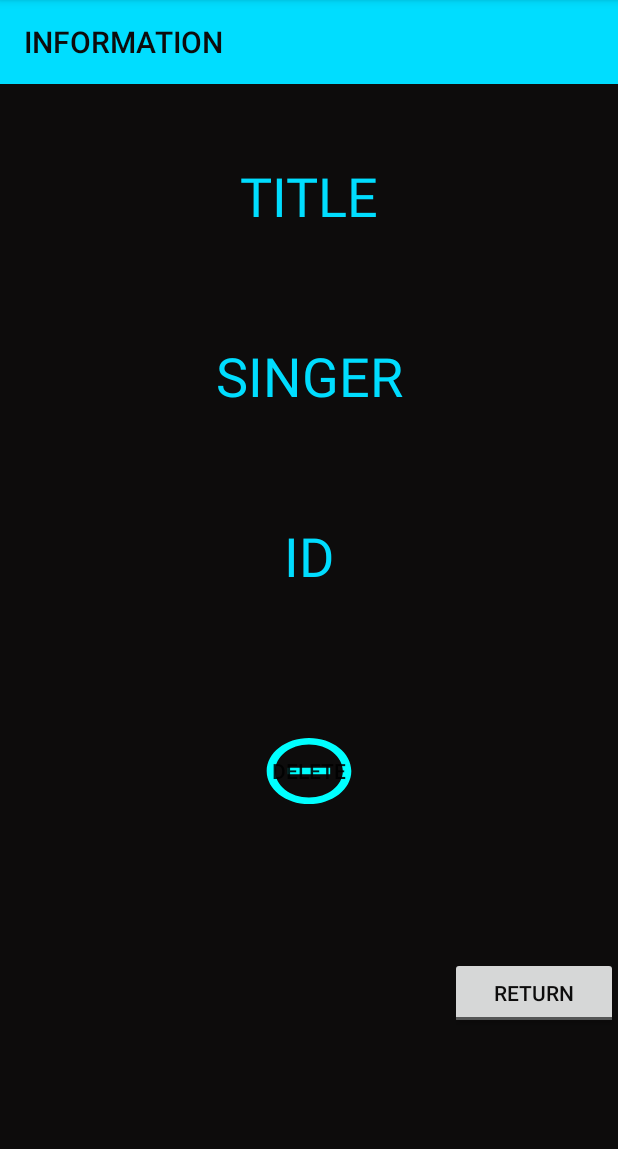
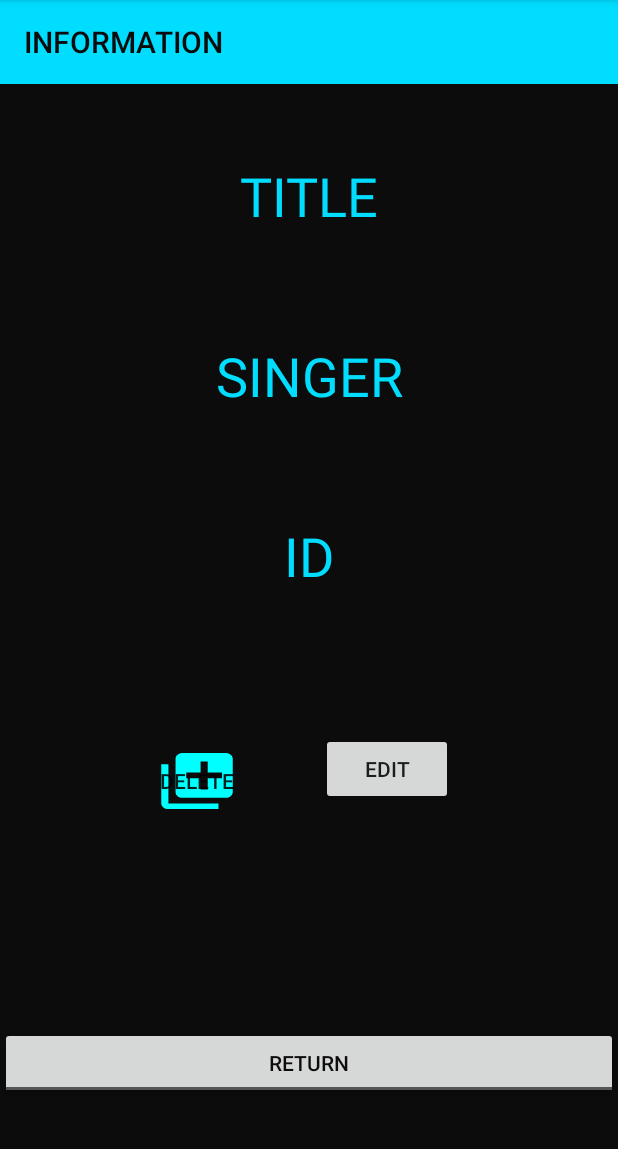
Before and after one commit to Marioboto3/Retrofit_2.0, an Android app: the InfoTrack screen opened directly, with no data from a screen before it, on a phone screen of 412 x 824 dp, the part 84-1233 px from its top. Run offline under Robolectric (Android 15) with nearby library versions, the phone set to English and light mode, and no system bars.

Commit message:
Hecho el post y el delete, pero con errores.

```diff
--- a/app/src/main/AndroidManifest.xml
+++ b/app/src/main/AndroidManifest.xml
@@ -24,6 +24,7 @@
         </activity>
 
         <activity android:name="InfoTrack"/>
+        <activity android:name=".PostTrack"/>
     </application>
 
 </manifest>
--- a/app/src/main/java/com/example/retrofit_version30/InfoTrack.java
+++ b/app/src/main/java/com/example/retrofit_version30/InfoTrack.java
@@ -6,8 +6,22 @@ import android.support.v7.app.AppCompatActivity;
 import android.view.View;
 import android.widget.Button;
 import android.widget.TextView;
+import android.widget.Toast;
+
+import retrofit2.Call;
+import retrofit2.Callback;
+import retrofit2.Response;
+import retrofit2.Retrofit;
+import retrofit2.converter.gson.GsonConverterFactory;
 
 public class InfoTrack extends AppCompatActivity {
+
+    Retrofit retrofit = new Retrofit.Builder()
+            .baseUrl("http://147.83.7.203:8080/dsaApp/")
+            .addConverterFactory(GsonConverterFactory.create())
+            .build();
+    Tracks_API tracks_api = retrofit.create((Tracks_API.class));
+
     @Override
     public void onCreate(Bundle savedInstanceState) {
         super.onCreate(savedInstanceState);
@@ -27,7 +41,7 @@ public class InfoTrack extends AppCompatActivity {
         }
         titulosong.setText(tit);
 
-        TextView idsong = findViewById(R.id.id_mostrar);
+        final TextView idsong = findViewById(R.id.id_mostrar);
         String id =  null;
         if (savedInstanceState == null) {
             Bundle extras = getIntent().getExtras();
@@ -64,5 +78,29 @@ public class InfoTrack extends AppCompatActivity {
             }
         });
 
+        Button delete = findViewById(R.id.delete);
+        delete.setOnClickListener(new View.OnClickListener() {
+            @Override
+            public void onClick(View v) {
+                Call<String> call = tracks_api.deleteTrack(idsong.getText().toString());
+                call.enqueue(new Callback<String>() {
+                    @Override
+                    public void onResponse(Call<String> call, Response<String> response) {
+                        Toast toast =
+                                Toast.makeText(getApplicationContext(),
+                                        "Se ha añadido correctamente.", Toast.LENGTH_SHORT);
+                        toast.show();
+                        Intent myIntent = new Intent(InfoTrack.this, MainActivity.class);
+                        startActivity(myIntent);
+                    }
+                    @Override
+                    public void onFailure(Call<String> call, Throwable t) {
+
+                    }
+                });
+
+            }
+        });
+
         }
 }
--- a/app/src/main/java/com/example/retrofit_version30/Tracks_API.java
+++ b/app/src/main/java/com/example/retrofit_version30/Tracks_API.java
@@ -5,6 +5,7 @@ import java.util.List;
 import okhttp3.RequestBody;
 import retrofit2.Call;
 import retrofit2.http.Body;
+import retrofit2.http.DELETE;
 import retrofit2.http.GET;
 import retrofit2.http.POST;
 
@@ -14,5 +15,8 @@ public interface Tracks_API {
     Call<List<Track>> getTracks();
 
     @POST()
-    Call<Track> postTrack (@Body RequestBody requestBody);
+    Call<Track> postTrack (@Body Track track);
+
+    @DELETE()
+    Call<String> deleteTrack (@Body String id);
 }
--- a/app/src/main/res/drawable-anydpi/ic_stat_deleteblue.xml
+++ b/app/src/main/res/drawable-anydpi/ic_stat_deleteblue.xml
@@ -1,13 +1,13 @@
 <vector xmlns:android="http://schemas.android.com/apk/res/android"
     android:width="24dp"
     android:height="24dp"
-    android:viewportWidth="21.73913"
-    android:viewportHeight="21.73913"
+    android:viewportWidth="25.73913"
+    android:viewportHeight="25.73913"
     android:tint="#FFFFFF">
-  <group android:translateX="-1.1304348"
-      android:translateY="-1.1304348">
+  <group android:translateX="0.8695652"
+      android:translateY="0.8695652">
       <path
           android:fillColor="#FF000000"
-          android:pathData="M7,11v2h10v-2L7,11zM12,2C6.48,2 2,6.48 2,12s4.48,10 10,10 10,-4.48 10,-10S17.52,2 12,2zM12,20c-4.41,0 -8,-3.59 -8,-8s3.59,-8 8,-8 8,3.59 8,8 -3.59,8 -8,8z"/>
+          android:pathData="M4,6L2,6v14c0,1.1 0.9,2 2,2h14v-2L4,20L4,6zM20,2L8,2c-1.1,0 -2,0.9 -2,2v12c0,1.1 0.9,2 2,2h12c1.1,0 2,-0.9 2,-2L22,4c0,-1.1 -0.9,-2 -2,-2zM19,11h-4v4h-2v-4L9,11L9,9h4L13,5h2v4h4v2z"/>
   </group>
 </vector>
--- a/app/src/main/res/layout/info_track.xml
+++ b/app/src/main/res/layout/info_track.xml
@@ -1,14 +1,59 @@
 <?xml version="1.0" encoding="utf-8"?>
-<android.support.constraint.ConstraintLayout
-    xmlns:android="http://schemas.android.com/apk/res/android"
+<android.support.constraint.ConstraintLayout xmlns:android="http://schemas.android.com/apk/res/android"
     xmlns:app="http://schemas.android.com/apk/res-auto"
     xmlns:tools="http://schemas.android.com/tools"
     android:layout_width="match_parent"
-    android:layout_height="match_parent">
+    android:layout_height="match_parent"
+    android:background="@color/colorAccent">
+
+    <Button
+        android:id="@+id/atras"
+        style="@android:style/Widget.Material.Light.Button.Toggle"
+        android:layout_width="match_parent"
+        android:layout_height="wrap_content"
+        android:layout_marginTop="148dp"
+        android:layout_marginBottom="47dp"
+        android:text="@string/RETURN"
+        android:textColor="@color/colorAccent"
+        app:layout_constraintBottom_toBottomOf="parent"
+        app:layout_constraintEnd_toEndOf="parent"
+        app:layout_constraintStart_toStartOf="parent"
+        app:layout_constraintTop_toBottomOf="@+id/edit" />
+
+    <Button
+        android:id="@+id/edit"
+        android:layout_width="wrap_content"
+        android:layout_height="wrap_content"
+        android:layout_marginTop="60dp"
+        android:text="@string/EDIT"
+        app:layout_constraintBottom_toTopOf="@+id/atras"
+        app:layout_constraintEnd_toEndOf="parent"
+        app:layout_constraintHorizontal_bias="0.66"
+        app:layout_constraintStart_toStartOf="parent"
+        app:layout_constraintTop_toBottomOf="@+id/linearLayout"
+        app:layout_constraintVertical_bias="0.62" />
+
+    <Button
+        android:id="@+id/delete"
+        android:layout_width="61dp"
+        android:layout_height="wrap_content"
+        android:layout_marginStart="100dp"
+        android:layout_marginTop="65dp"
+        android:layout_marginEnd="52dp"
+        android:layout_marginBottom="148dp"
+        android:background="@drawable/ic_stat_deleteblue"
+        android:backgroundTint="@color/ic_launcher_background"
+        android:text="@string/DELETE"
+        app:layout_constraintBottom_toTopOf="@+id/atras"
+        app:layout_constraintEnd_toStartOf="@+id/edit"
+        app:layout_constraintHorizontal_bias="0.72"
+        app:layout_constraintStart_toStartOf="parent"
+        app:layout_constraintTop_toBottomOf="@+id/linearLayout" />
 
     <LinearLayout
+        android:id="@+id/linearLayout"
         android:layout_width="match_parent"
-        android:layout_height="0dp"
+        android:layout_height="wrap_content"
         android:background="@color/colorAccent"
         android:orientation="vertical"
         app:layout_constraintBottom_toBottomOf="parent"
@@ -87,26 +132,6 @@
             android:text="TextView"
             android:textColor="@color/colorPrimary" />
 
-        <Button
-            android:id="@+id/delete"
-            android:layout_width="61dp"
-            android:layout_height="wrap_content"
-            android:layout_marginLeft="175dp"
-            android:layout_marginTop="50dp"
-            android:background="@drawable/ic_stat_deleteblue"
-            android:backgroundTint="@color/ic_launcher_background"
-            android:text="@string/DELETE" />
-
-        <Button
-            android:id="@+id/atras"
-            style="@android:style/Widget.Material.Light.Button.Toggle"
-            android:layout_width="match_parent"
-            android:layout_height="wrap_content"
-            android:layout_marginStart="300dp"
-            android:layout_marginTop="100dp"
-            android:text="@string/RETURN"
-            android:textColor="@color/colorAccent" />
-
 
     </LinearLayout>
 
--- a/app/src/main/res/values/strings.xml
+++ b/app/src/main/res/values/strings.xml
@@ -10,4 +10,5 @@
     <string name="DELETE">DELETE</string>
     <string name="RETURN">RETURN</string>
     <string name="INFORMATION">INFORMATION</string>
+    <string name="post">POST</string>
 </resources>
```
Also changed, not shown: app/src/main/java/com/example/retrofit_version30/MainActivity.java (+8 -24 lines), app/src/main/java/com/example/retrofit_version30/Post.java (deleted, +0 -15 lines), app/src/main/java/com/example/retrofit_version30/PostTrack.java (added, +70 -0 lines), app/src/main/java/com/example/retrofit_version30/Track.java (+13 -3 lines), app/src/main/res/layout/post_main.xml (added, +115 -0 lines), app/src/main/res/drawable-hdpi/ic_stat_deleteblue.png, app/src/main/res/drawable-mdpi/ic_stat_deleteblue.png, app/src/main/res/drawable-xhdpi/ic_stat_deleteblue.png, app/src/main/res/drawable-xxhdpi/ic_stat_deleteblue.png.
